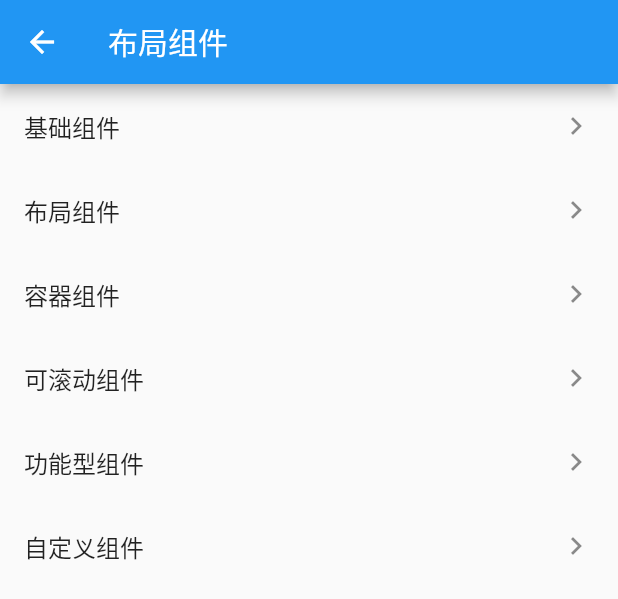
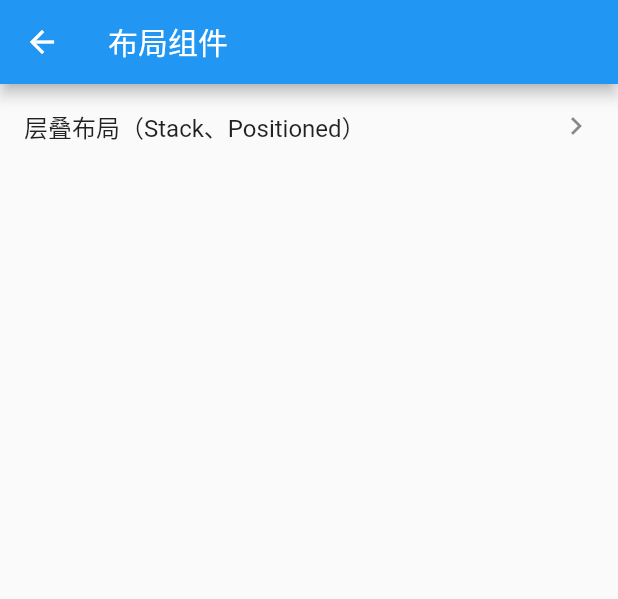
Before and after one commit to tospery/flutter_examples, a Flutter app: the WidgetPage widget shown alone on an empty page, opened directly, after a tap on "布局组件", on a phone screen of 412 x 824 dp. Shown: the top 599 px of the screen. Run offline on Flutter 3.47's test engine with Material 2 defaults, Android fonts, the phone set to English and light mode, and no system bars.

Commit message:
层叠布局

```diff
--- /dev/null
+++ b/lib/widget/layout/widget_layout_page.dart
@@ -0,0 +1,22 @@
+import 'package:flutter/material.dart';
+import '../../utils/function.dart';
+import 'stack/widget_layout_stack_page.dart';
+
+class WidgetLayoutPage extends StatelessWidget {
+  const WidgetLayoutPage({Key? key}) : super(key: key);
+
+  @override
+  Widget build(BuildContext context) {
+    return ListView(
+      children: generateItem(
+        context,
+        [
+          PageInfo(
+            "层叠布局（Stack、Positioned）",
+            (ctx) => const WidgetLayoutStackPage(),
+          ),
+        ],
+      ),
+    );
+  }
+}
--- a/lib/widget/widget_page.dart
+++ b/lib/widget/widget_page.dart
@@ -1,6 +1,7 @@
 import 'package:flutter/material.dart';
 import '../utils/function.dart';
 import 'foundation/widget_foundation_page.dart';
+import 'layout/widget_layout_page.dart';
 import 'scrollable/widget_scrollable_page.dart';
 
 class WidgetPage extends StatelessWidget {
@@ -13,7 +14,7 @@ class WidgetPage extends StatelessWidget {
         context,
         [
           PageInfo("基础组件", (ctx) => const WidgetFoundationPage()),
-          PageInfo("布局组件", (ctx) => const WidgetPage()),
+          PageInfo("布局组件", (ctx) => const WidgetLayoutPage()),
           PageInfo("容器组件", (ctx) => const WidgetPage()),
           PageInfo("可滚动组件", (ctx) => const WidgetScrollablePage()),
           PageInfo("功能型组件", (ctx) => const WidgetPage()),
```
Also changed, not shown: lib/widget/layout/stack/widget_layout_stack_page.dart (added, +21 -0 lines), lib/widget/layout/stack/wls_01_page.dart (added, +36 -0 lines), lib/widget/layout/stack/wls_02_page.dart (added, +35 -0 lines), 19 other files.
